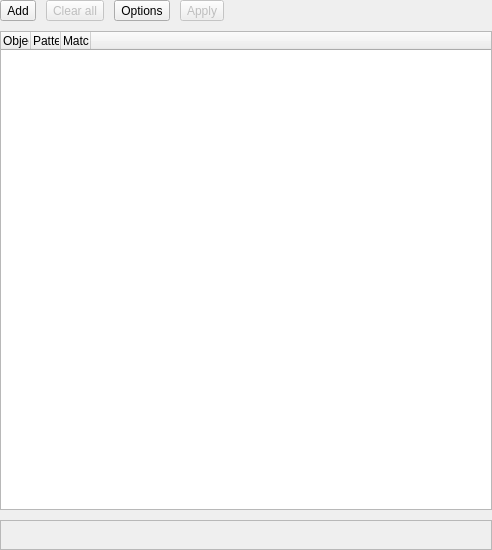
Above: libs/libgui/ui/widgets/objectsfilterwidget.ui from pgmodeler/pgmodeler before the change. Below: the same form after it.
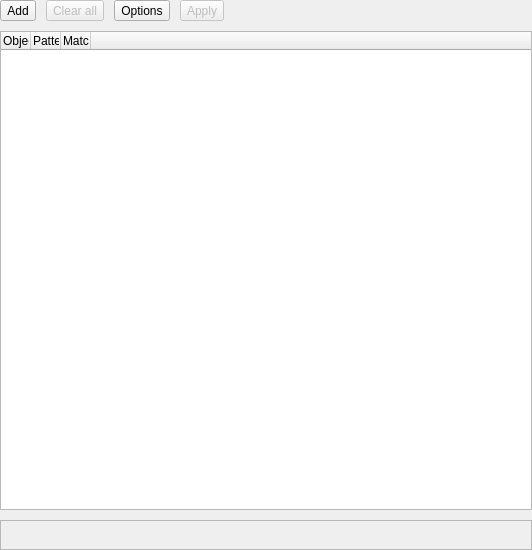
That is the form after the change. Icons and pictures are not drawn.

What changed in the file:
```diff
--- a/libs/libgui/ui/widgets/objectsfilterwidget.ui
+++ b/libs/libgui/ui/widgets/objectsfilterwidget.ui
@@ -6,7 +6,7 @@
    <rect>
     <x>0</x>
     <y>0</y>
-    <width>492</width>
+    <width>532</width>
     <height>550</height>
    </rect>
   </property>
@@ -359,6 +359,7 @@
         </property>
         <property name="font">
          <font>
+          <weight>50</weight>
           <bold>false</bold>
           <underline>false</underline>
           <strikeout>false</strikeout>
```
Left out of the diff: 13 changed lines with no effect on the pictures.
